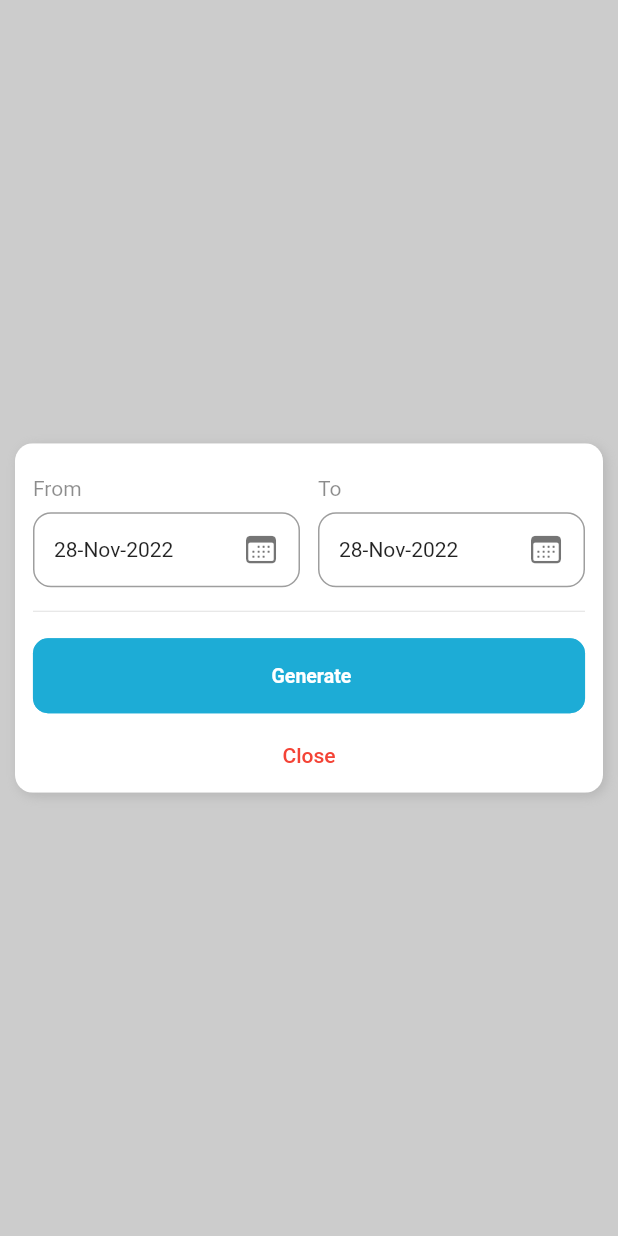
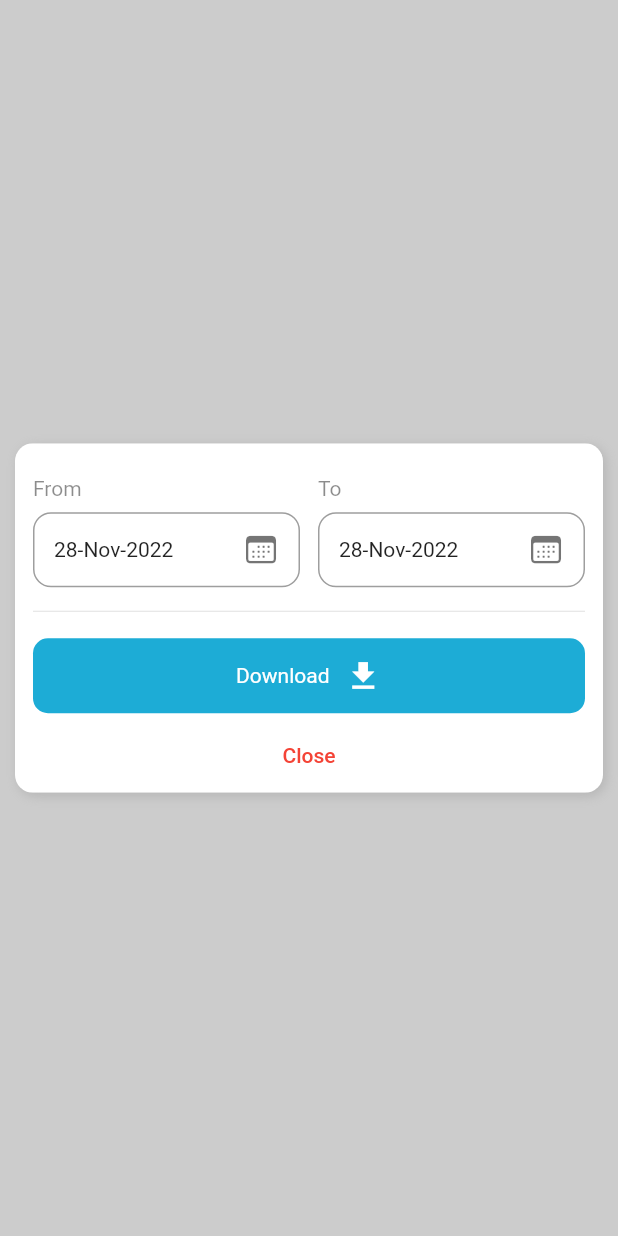
Before and after one commit to anjanamurugan41/salesmanagerappfrontend, a Flutter app: the ReportGenerateScreen screen opened directly, on a phone screen of 412 x 824 dp. Run offline on Flutter 3.47's test engine with Material 2 defaults, Android fonts, the phone set to English and light mode, and no system bars; our stand-ins replace cached_network_image, dio, flutter_calendar_carousel, fluttertoast, get, get_it and 4 more; missing offline and left inert: flutter_share, mime_type; accounts and stored records are empty.

Commit message:
Report update 28/11/2022

```diff
--- a/lib/Screens/drawer/reportgeneratescreen.dart
+++ b/lib/Screens/drawer/reportgeneratescreen.dart
@@ -1,5 +1,3 @@
-import 'dart:collection';
-
 import 'package:cached_network_image/cached_network_image.dart';
 import 'package:flutter/cupertino.dart';
 import 'package:flutter/material.dart';
@@ -7,7 +5,6 @@ import 'package:get/get.dart';
 import 'package:sales_manager_app/Constants/CustomColorCodes.dart';
 import 'package:sales_manager_app/Constants/EnumValues.dart';
 import 'package:sales_manager_app/CustomLibraries/CustomLoader/RoundedLoader.dart';
-import 'package:sales_manager_app/Elements/CommonButton.dart';
 import 'package:sales_manager_app/Models/AllSalesPersonResponse.dart';
 import 'package:sales_manager_app/Screens/drawer/sales_person_list_screen.dart';
 import 'package:sales_manager_app/Screens/drawer/showreportscreen.dart';
@@ -15,6 +12,7 @@ import 'package:sales_manager_app/Utilities/LoginModel.dart';
 import 'package:sales_manager_app/Utilities/date_helper.dart';
 import 'package:sales_manager_app/widgets/app_button.dart';
 import 'package:sales_manager_app/widgets/app_card.dart';
+import 'package:url_launcher/url_launcher_string.dart';
 
 class ReportGenerateScreen extends StatefulWidget {
   @override
@@ -53,7 +51,6 @@ class _ReportGenerateScreenState extends State<ReportGenerateScreen> {
                           Row(
                             mainAxisAlignment: MainAxisAlignment.spaceEvenly,
                             children: [
-                              //todo change calendar, clock icons
                               Expanded(
                                 child: Column(
                                   crossAxisAlignment: CrossAxisAlignment.stretch,
@@ -164,19 +161,25 @@ class _ReportGenerateScreenState extends State<ReportGenerateScreen> {
                           ),
                           GestureDetector(
                             onTap: (){
-
+                              launchUrlString("http://www.africau.edu/images/default/sample.pdf");
+                              Get.to(ShowReportScreen());
                             },
                             child: Container(
                               height: 50.0,
                               width: double.infinity,
+                              decoration: BoxDecoration(
+                                color:Color(buttonBgColor),
+                                borderRadius: BorderRadius.all(Radius.circular(10)),
+                              ),
                               margin: EdgeInsets.fromLTRB(0, 10, 0, 0),
-                              child: CommonButton(
-                                  buttonText: " Generate ",
-                                  bgColorReceived: Color(buttonBgColor),
-                                  borderColorReceived: Color(buttonBgColor),
-                                  textColorReceived: Color(colorCodeWhite),
-                                 buttonHandler: showReport
-                                  ),
+                              child: Row(
+                                mainAxisAlignment: MainAxisAlignment.center,
+                                children: [
+                                  Text("Download",style: TextStyle(color: Colors.white ),),
+                                  SizedBox(width: 10,),
+                                  Icon(Icons.file_download,color: Colors.white,size: 25,)
+                                ],
+                              ),
                             ),
                           ),
                           Container(
@@ -208,10 +211,7 @@ class _ReportGenerateScreenState extends State<ReportGenerateScreen> {
     );
   }
 
-  showReport() {
-    Get.to(ShowReportScreen()
-    );
-  }
+
 
   _buildAddSalesPerson() {
     if (LoginModel().userDetails.role == "admin") {
--- a/lib/ServiceManager/RemoteConfig.dart
+++ b/lib/ServiceManager/RemoteConfig.dart
@@ -25,4 +25,5 @@ class RemoteConfig {
   static const deleteTask = "delete";
   static const getMonthWiseReport = "monthsearch";
   static const getNotifications = "get/task/creators";
+  static const getTreatmentReport="";
 }
--- a/pubspec.yaml
+++ b/pubspec.yaml
@@ -43,6 +43,7 @@ dependencies:
   flutter_calendar_carousel: ^2.0.3
   stacked_notification_cards: ^0.1.0-dev.2
   flutter_share: ^2.0.0
+  permission_handler: ^10.2.0
 
 dev_dependencies:
   flutter_test:
```
Also changed, not shown: lib/Blocs/AllTasksBloc.dart (+13 -0 lines), lib/Repositories/TaskRepository.dart (+32 -0 lines), lib/Screens/drawer/ReportFilterScreen.dart (+5 -3 lines), lib/Screens/drawer/showreportscreen.dart (+6 -44 lines).
